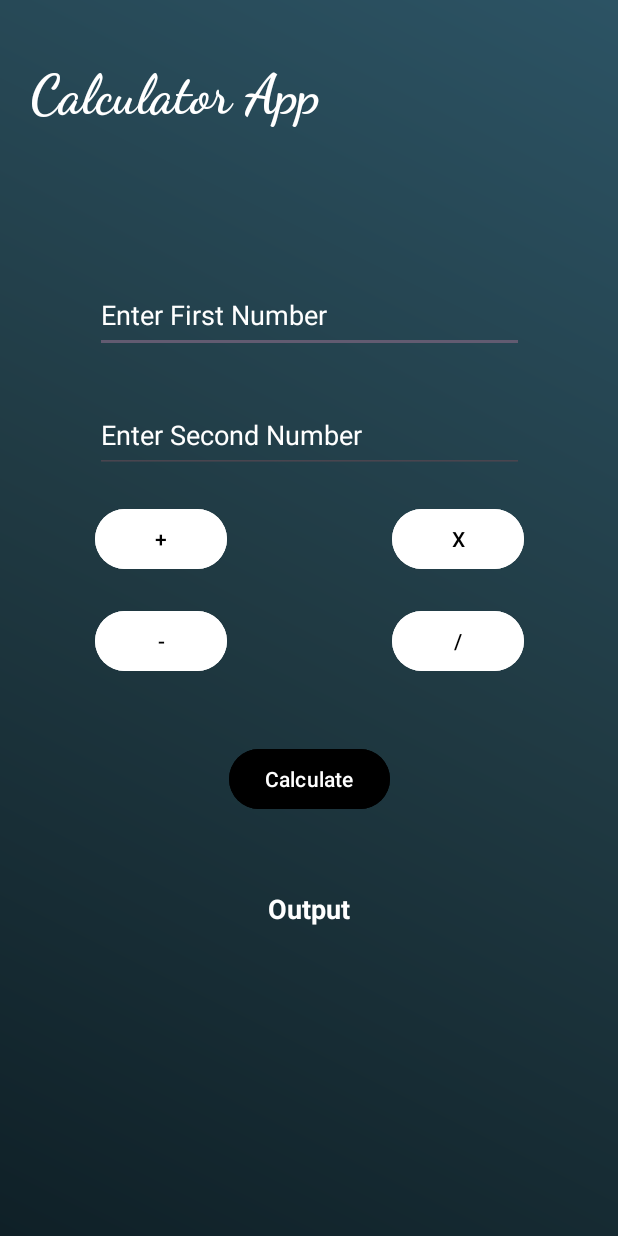
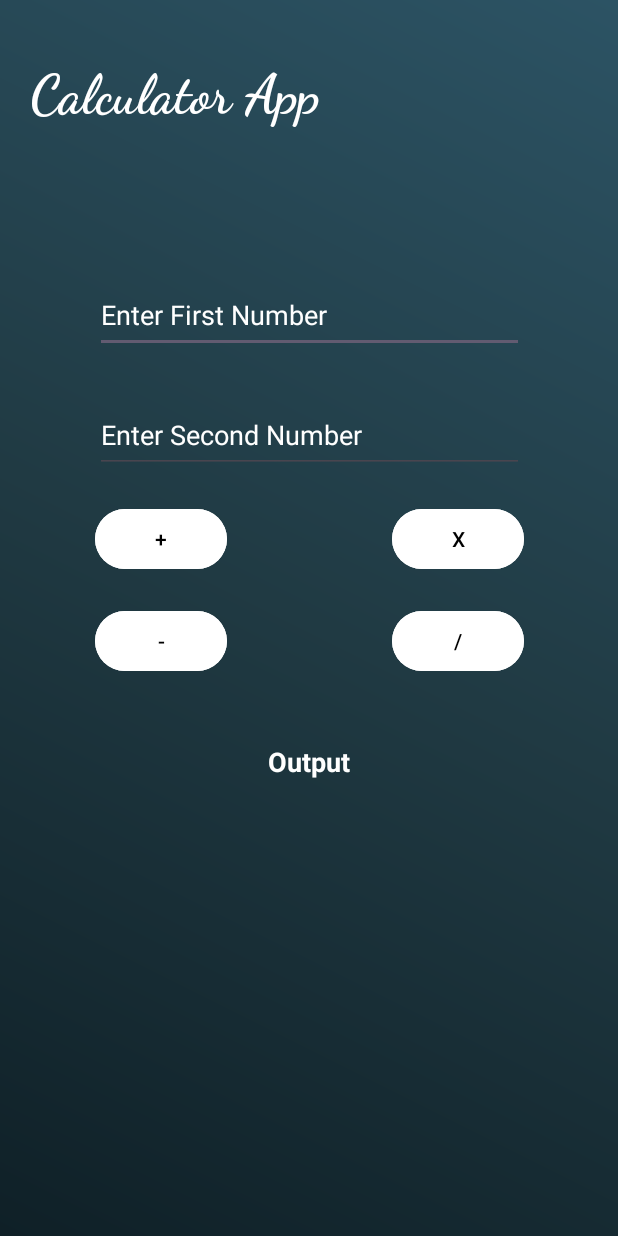
Before and after one commit to HemantDutta/MA-LAB-2, an Android app: the screen it shows after launch (MainActivity), on a phone screen of 412 x 824 dp. Run offline under Robolectric (Android 15) with nearby library versions, the phone set to English and light mode, and no system bars.

Commit message:
Finish Project

```diff
--- a/app/build.gradle
+++ b/app/build.gradle
@@ -37,3 +37,8 @@ dependencies {
     androidTestImplementation 'androidx.test.ext:junit:+'
     androidTestImplementation 'androidx.test.espresso:espresso-core:+'
 }
+
+
+configurations.implementation {
+    exclude group: 'org.jetbrains.kotlin', module: 'kotlin-stdlib-jdk8'
+}
--- a/app/src/main/res/layout/activity_main.xml
+++ b/app/src/main/res/layout/activity_main.xml
@@ -57,6 +57,7 @@
         android:text="@string/add"
         android:backgroundTint="@color/white"
         android:textColor="@color/black"
+        android:onClick="addition"
         app:layout_constraintStart_toStartOf="@+id/editTextNumber2"
         app:layout_constraintTop_toBottomOf="@+id/editTextNumber2" />
 
@@ -66,6 +67,7 @@
         android:layout_height="wrap_content"
         android:layout_marginTop="20dp"
         android:text="@string/minus"
+        android:onClick="subtract"
         android:backgroundTint="@color/white"
         android:textColor="@color/black"
         app:layout_constraintStart_toStartOf="@+id/button"
@@ -77,6 +79,7 @@
         android:layout_height="wrap_content"
         android:layout_marginTop="20dp"
         android:text="@string/Multiply"
+        android:onClick="multiply"
         android:backgroundTint="@color/white"
         android:textColor="@color/black"
         app:layout_constraintEnd_toEndOf="@+id/editTextNumber2"
@@ -90,31 +93,23 @@
         android:text="@string/divide"
         android:backgroundTint="@color/white"
         android:textColor="@color/black"
+        android:onClick="divide"
         app:layout_constraintEnd_toEndOf="@+id/button3"
         app:layout_constraintTop_toBottomOf="@+id/button3" />
 
-    <Button
-        android:id="@+id/button5"
-        android:layout_width="wrap_content"
-        android:layout_height="wrap_content"
-        android:layout_marginTop="180dp"
-        android:text="@string/calculate"
-        android:backgroundTint="@color/black"
-        android:textColor="@color/white"
-        app:layout_constraintEnd_toEndOf="parent"
-        app:layout_constraintStart_toStartOf="parent"
-        app:layout_constraintTop_toBottomOf="@+id/editTextNumber2" />
 
     <TextView
         android:id="@+id/textView2"
         android:layout_width="wrap_content"
         android:layout_height="wrap_content"
-        android:layout_marginTop="50dp"
+        android:layout_marginTop="180dp"
         android:text="@string/output"
         android:textColor="@color/white"
+        android:textSize="18sp"
         android:textStyle="bold"
-        android:textSize="18sp"
         app:layout_constraintEnd_toEndOf="parent"
         app:layout_constraintStart_toStartOf="parent"
-        app:layout_constraintTop_toBottomOf="@+id/button5" />
+        app:layout_constraintTop_toBottomOf="@+id/editTextNumber2" />
+
+
 </androidx.constraintlayout.widget.ConstraintLayout>
```
Also changed, not shown: app/src/main/java/com/example/ma_lab_2/MainActivity.java (+68 -0 lines).
